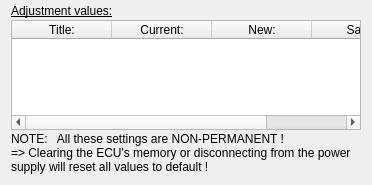
Before: the Qt Designer form ui/CUcontent_Adjustments.ui in Comer352L/FreeSSM, drawn with Qt 5.
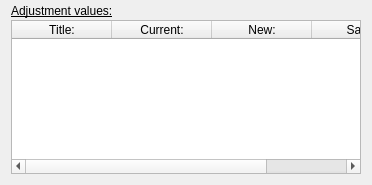
After: the same form once the commit is applied.

Commit message: CUcontent_Adjustments: add support for persistent adjustments

Patch:
```diff
--- a/ui/CUcontent_Adjustments.ui
+++ b/ui/CUcontent_Adjustments.ui
@@ -109,32 +109,6 @@
      </column>
     </widget>
    </item>
-   <item>
-    <widget class="QLabel" name="nonPermanentInfo_label">
-     <property name="sizePolicy">
-      <sizepolicy hsizetype="Minimum" vsizetype="Minimum">
-       <horstretch>0</horstretch>
-       <verstretch>0</verstretch>
-      </sizepolicy>
-     </property>
-     <property name="minimumSize">
-      <size>
-       <width>0</width>
-       <height>0</height>
-      </size>
-     </property>
-     <property name="text">
-      <string>NOTE:   All these settings are NON-PERMANENT !
-=&gt; Clearing the ECU's memory or disconnecting from the power supply will reset all values to default !</string>
-     </property>
-     <property name="alignment">
-      <set>Qt::AlignBottom|Qt::AlignLeading|Qt::AlignLeft</set>
-     </property>
-     <property name="wordWrap">
-      <bool>true</bool>
-     </property>
-    </widget>
-   </item>
   </layout>
  </widget>
  <resources/>
```
The commit also changes 2 other files.
